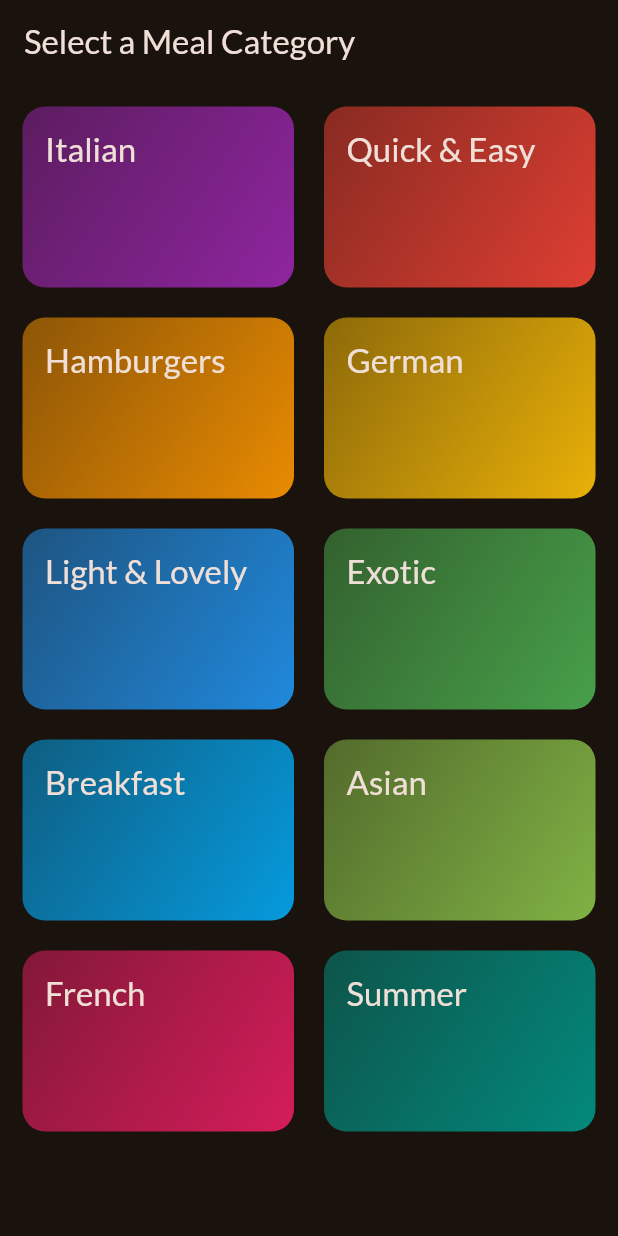
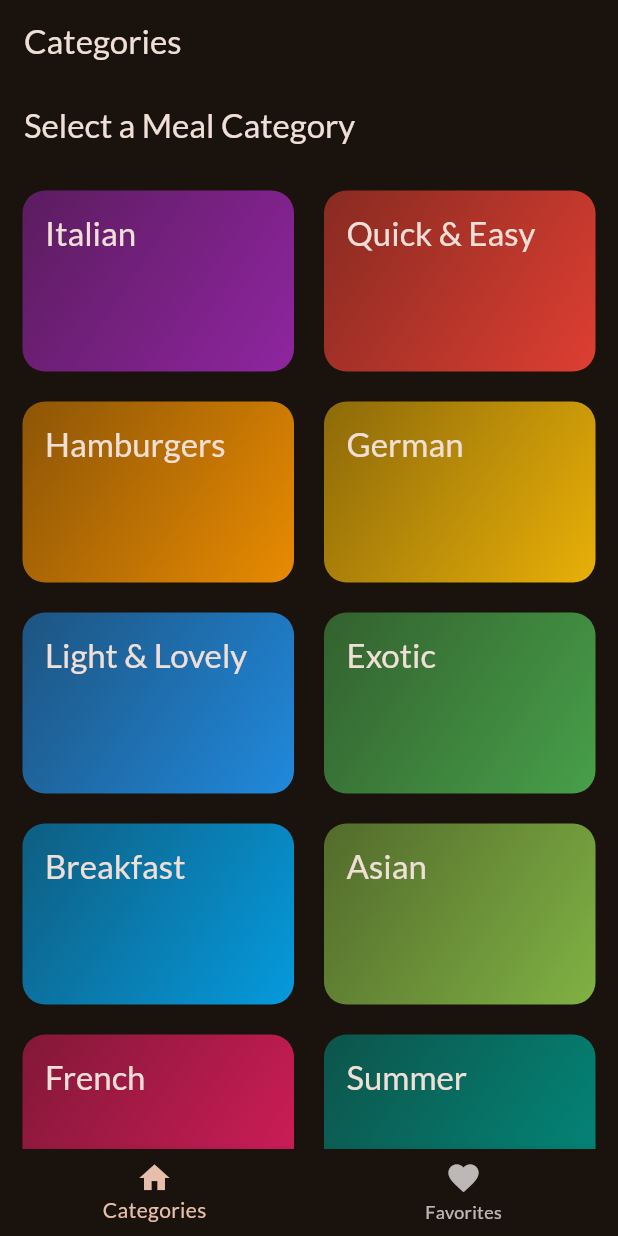
Before and after one commit to adekams/meals_app, a Flutter app: the screen it shows after launch, on a phone screen of 412 x 824 dp. Run offline on Flutter 3.47's test engine with Material 2 defaults, Android fonts, the phone set to English and light mode, and no system bars; our stand-ins replace google_fonts, transparent_image.

Commit message:
setting up tabs

```diff
--- a/lib/main.dart
+++ b/lib/main.dart
@@ -1,7 +1,7 @@
 import 'package:flutter/material.dart';
 
 import 'package:google_fonts/google_fonts.dart';
-import 'package:meals_app/screens/categories.dart';
+import 'package:meals_app/screens/tabs.dart';
 
 final theme = ThemeData(
   useMaterial3: true,
@@ -24,7 +24,7 @@ class App extends StatelessWidget {
     return MaterialApp(
       debugShowCheckedModeBanner: false,
       theme: theme,
-      home: const CategoriesScreen(),
+      home: const TabScreen(),
     );
   }
 }
--- /dev/null
+++ b/lib/screens/tabs.dart
@@ -0,0 +1,53 @@
+import 'package:flutter/material.dart';
+import 'package:meals_app/screens/categories.dart';
+import 'package:meals_app/screens/meals.dart';
+
+class TabScreen extends StatefulWidget {
+  const TabScreen({super.key});
+
+  @override
+  State<TabScreen> createState() => _TabScreenState();
+}
+
+class _TabScreenState extends State<TabScreen> {
+  int _selectedPageIndex = 0;
+  var activePageTitle = 'Categories';
+  Widget activePage = CategoriesScreen();
+
+  void selectedPage(int index) {
+    setState(() {
+      _selectedPageIndex = index;
+    });
+  }
+
+  @override
+  Widget build(BuildContext context) {
+    if (_selectedPageIndex == 1) {
+      activePage = const MealsScreen(mealTitle: 'Favorites', meals: []);
+      activePageTitle = 'Favorites List';
+    }
+
+    return Scaffold(
+      appBar: AppBar(
+        title: Text(activePageTitle),
+      ),
+      body: activePage,
+      bottomNavigationBar: BottomNavigationBar(
+        onTap: (index) {
+          selectedPage(index);
+        },
+        currentIndex: _selectedPageIndex,
+        items: const [
+          BottomNavigationBarItem(
+            icon: Icon(Icons.home),
+            label: 'Categories',
+          ),
+          BottomNavigationBarItem(
+            icon: Icon(Icons.favorite),
+            label: 'Favorites',
+          )
+        ],
+      ),
+    );
+  }
+}
```
